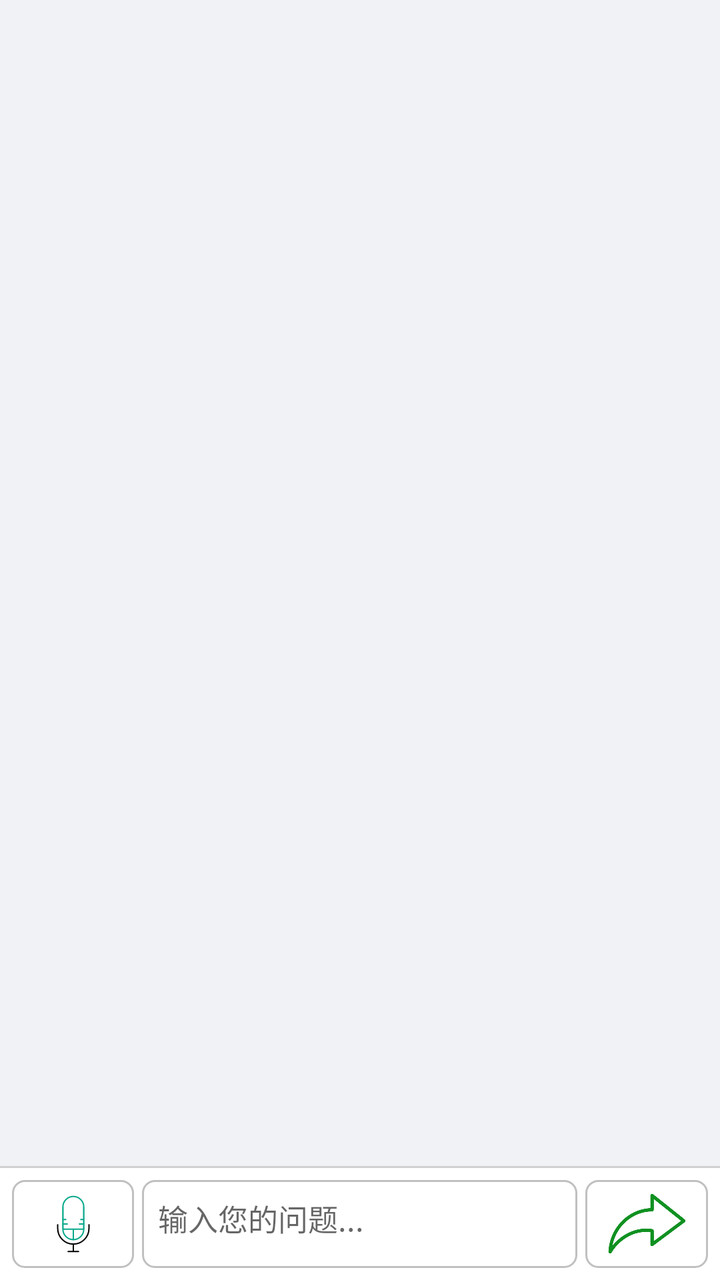
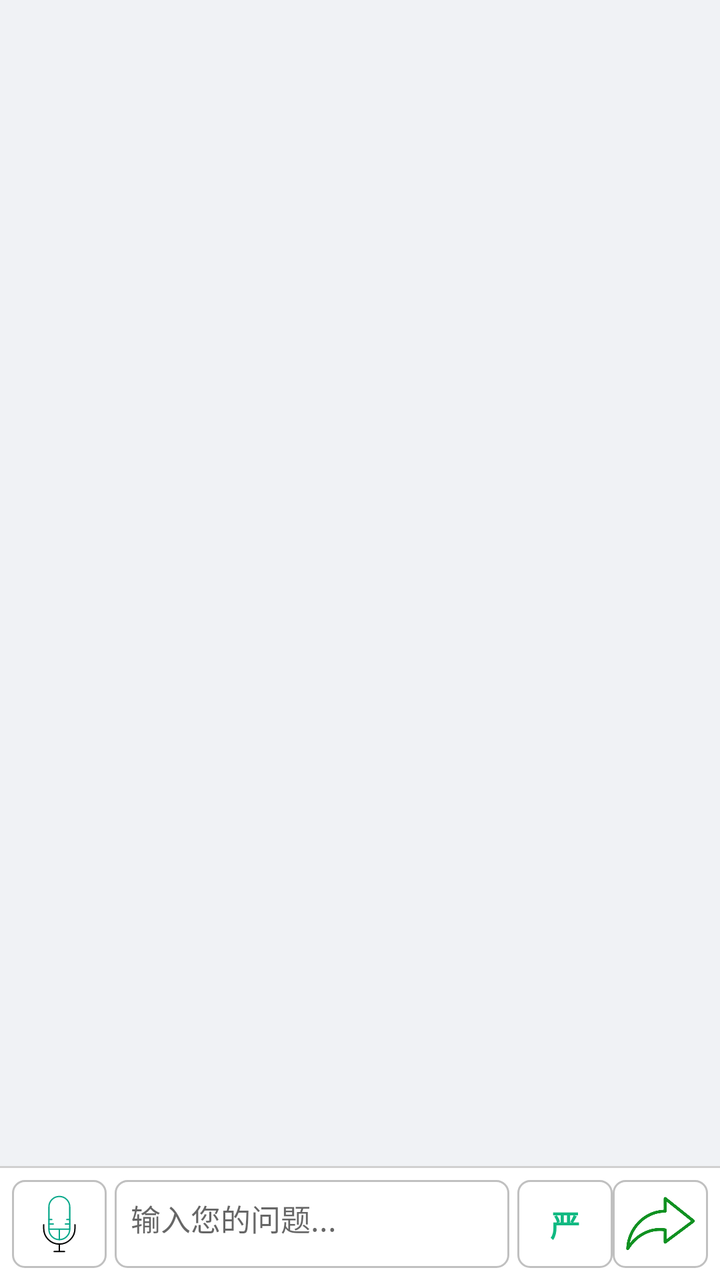

Compare the two renders of this Android layout. The source of the first and the diff that turns it into the second are given below.
<!-- AndroidManifest.xml: application theme AppTheme -->
<!-- res/layout/activity_expert.xml -->
<?xml version="1.0" encoding="utf-8"?>
<LinearLayout xmlns:android="http://schemas.android.com/apk/res/android"
    android:layout_width="match_parent"
    android:layout_height="match_parent"
    android:orientation="vertical"
    android:background="#f0f2f5">

    <androidx.recyclerview.widget.RecyclerView
        android:id="@+id/chat_list"
        android:layout_width="match_parent"
        android:layout_height="0dp"
        android:layout_weight="1"
        android:clipToPadding="false"
        android:padding="8dp" />

    <View
        android:layout_width="match_parent"
        android:layout_height="1dp"
        android:background="#d0d0d0" />

    <LinearLayout
        android:layout_width="match_parent"
        android:layout_height="wrap_content"
        android:orientation="horizontal"
        android:padding="6dp"
        android:background="#ffffff">

        <ImageButton
            android:id="@+id/btn_toggle_input"
            android:layout_width="0dp"
            android:layout_height="match_parent"
            android:layout_weight="0.18"
            android:src="@drawable/avd_mic"
            android:scaleType="centerInside"
            android:padding="6dp"
            android:background="@drawable/input_bg"
            android:contentDescription="切换输入模式" />

        <LinearLayout
            android:layout_width="0dp"
            android:layout_height="wrap_content"
            android:layout_weight="0.64"
            android:layout_marginStart="4dp"
            android:layout_marginEnd="4dp"
            android:orientation="vertical">

            <EditText
                android:id="@+id/input_message"
                android:layout_width="match_parent"
                android:layout_height="wrap_content"
                android:hint="输入您的问题..."
                android:gravity="top"
                android:minHeight="44dp"
                android:maxLines="4"
                android:padding="8dp"
                android:textSize="15sp"
                android:background="@drawable/input_bg"
                android:inputType="text"
                android:visibility="visible" />

            <LinearLayout
                android:id="@+id/btn_hold_speak"
                android:layout_width="match_parent"
                android:layout_height="44dp"
                android:gravity="center"
                android:orientation="horizontal"
                android:background="@drawable/input_bg"
                android:clickable="true"
                android:focusable="true"
                android:visibility="gone">

                <TextView
                    android:layout_width="wrap_content"
                    android:layout_height="wrap_content"
                    android:text="按住"
                    android:textSize="15sp"
                    android:textColor="#666666" />

                <ImageView
                    android:id="@+id/img_mic_hold"
                    android:layout_width="36dp"
                    android:layout_height="36dp"
                    android:layout_marginHorizontal="4dp"
                    android:src="@drawable/avd_mic"
                    android:scaleType="fitCenter" />

                <TextView
                    android:layout_width="wrap_content"
                    android:layout_height="wrap_content"
                    android:text="说话"
                    android:textSize="15sp"
                    android:textColor="#666666" />

            </LinearLayout>

        </LinearLayout>

        <ImageButton
            android:id="@+id/btn_send"
            android:layout_width="0dp"
            android:layout_height="match_parent"
            android:layout_weight="0.18"
            android:src="@drawable/ic_send"
            android:scaleType="centerInside"
            android:padding="6dp"
            android:background="@drawable/input_bg"
            android:contentDescription="发送" />

    </LinearLayout>

</LinearLayout>
<!-- resources referenced by this layout -->
<resources>
  <!-- drawable avd_mic (drawable) -->
  <?xml version="1.0" encoding="utf-8"?>
  <animated-vector xmlns:android="http://schemas.android.com/apk/res/android"
      android:drawable="@drawable/ic_mic">
  
      <target
          android:name="waves"
          android:animation="@animator/anim_mic_pulse" />
  
  </animated-vector>
  <!-- drawable ic_send: png bitmap (drawable-nodpi, 32296 bytes) -->
  <!-- drawable input_bg (drawable) -->
  <?xml version="1.0" encoding="utf-8"?>
  <shape xmlns:android="http://schemas.android.com/apk/res/android"
      android:shape="rectangle">
      <solid android:color="#ffffff" />
      <stroke android:width="1dp" android:color="#c0c0c0" />
      <corners android:radius="6dp" />
  </shape>
  <style name="AppTheme" parent="Theme.AppCompat.Light.NoActionBar">
          <item name="colorPrimary">@color/colorPrimary</item>
          <item name="colorPrimaryDark">@color/colorPrimaryDark</item>
          <item name="colorAccent">@color/colorAccent</item>
      </style>
  <!-- drawable ic_mic (drawable) -->
  <?xml version="1.0" encoding="utf-8"?>
  <vector xmlns:android="http://schemas.android.com/apk/res/android"
      android:width="48dp"
      android:height="48dp"
      android:viewportWidth="430"
      android:viewportHeight="430">
  
      <group android:name="body">
          <path
              android:strokeColor="#08a88a"
              android:strokeWidth="9"
              android:fillColor="#00000000"
              android:strokeMiterLimit="16"
              android:pathData="M285,100.173v149.654C285,288.613 253.69,320 215,320s-70,-31.387 -70,-70.173V100.173C145,61.387 176.31,30 215,30s70,31.387 70,70.173Z"/>
      </group>
  
      <group android:name="stand">
          <path
              android:strokeColor="#000000"
              android:strokeWidth="9"
              android:fillColor="#00000000"
              android:strokeLineCap="round"
              android:strokeLineJoin="round"
              android:pathData="M215,350v50m35,0h-70m-70,-180v25c0,57.99 47.01,105 105,105v0c57.99,0 105,-47.01 105,-105v-25"/>
      </group>
  
      <group android:name="waves"
          android:pivotX="215"
          android:pivotY="250">
          <path
              android:strokeColor="#08a88a"
              android:strokeWidth="9"
              android:fillColor="#00000000"
              android:strokeLineCap="round"
              android:strokeLineJoin="round"
              android:pathData="M285,250H145m70,0v70m70,-105h-29.5m-81,0H145m19.5,-30H145m139.5,0H265"/>
      </group>
  
  </vector>
  <color name="colorPrimary">#009688</color>
  <color name="colorPrimaryDark">#00796B</color>
  <color name="colorAccent">#FF9800</color>
</resources>

<!-- the commit's change to res/layout/activity_expert.xml (unified diff, before → after) -->
@@ -29,7 +29,7 @@
             android:id="@+id/btn_toggle_input"
             android:layout_width="0dp"
             android:layout_height="match_parent"
-            android:layout_weight="0.18"
+            android:layout_weight="0.14"
             android:src="@drawable/avd_mic"
             android:scaleType="centerInside"
             android:padding="6dp"
@@ -39,7 +39,7 @@
         <LinearLayout
             android:layout_width="0dp"
             android:layout_height="wrap_content"
-            android:layout_weight="0.64"
+            android:layout_weight="0.58"
             android:layout_marginStart="4dp"
             android:layout_marginEnd="4dp"
             android:orientation="vertical">
@@ -95,11 +95,25 @@
 
         </LinearLayout>
 
+        <TextView
+            android:id="@+id/btn_unleash"
+            android:layout_width="0dp"
+            android:layout_height="match_parent"
+            android:layout_weight="0.14"
+            android:gravity="center"
+            android:text="严"
+            android:textStyle="bold"
+            android:textSize="15sp"
+            android:textColor="#10b981"
+            android:background="@drawable/input_bg"
+            android:clickable="true"
+            android:focusable="true" />
+
         <ImageButton
             android:id="@+id/btn_send"
             android:layout_width="0dp"
             android:layout_height="match_parent"
-            android:layout_weight="0.18"
+            android:layout_weight="0.14"
             android:src="@drawable/ic_send"
             android:scaleType="centerInside"
             android:padding="6dp"
